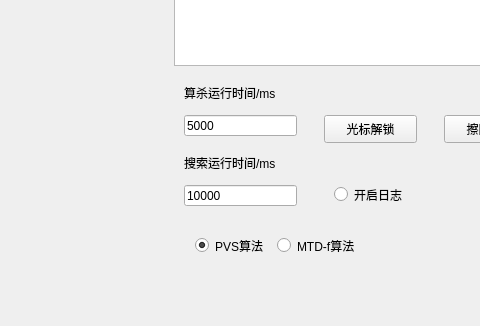
First picture: the form in mainwindow.ui, repository guokla/renju_mtd, before the edit; both pictures show x 526 to 1006 and y 328 to 654 of the 1164 by 654 pixel window.
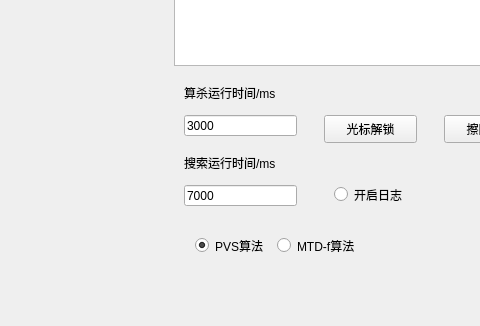
Second picture: the form after the edit.

Patch:
```diff
--- a/mainwindow.ui
+++ b/mainwindow.ui
@@ -53,7 +53,7 @@
      </rect>
     </property>
     <property name="text">
-     <string>5000</string>
+     <string>3000</string>
     </property>
    </widget>
    <widget class="QLineEdit" name="lineEdit_2">
@@ -69,7 +69,7 @@
      <string notr="true"/>
     </property>
     <property name="text">
-     <string>10000</string>
+     <string>7000</string>
     </property>
    </widget>
    <widget class="QLabel" name="label_8">
```
